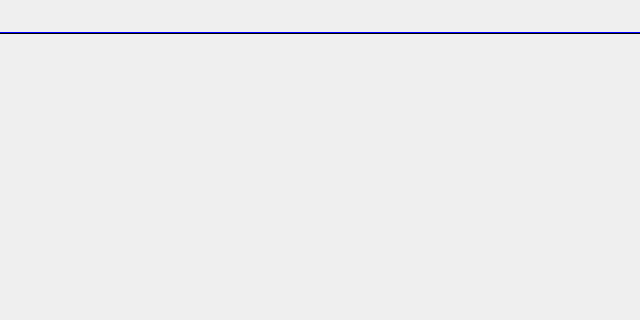
The window that mainframe.ui (GaussCheng/2-5AxisPunch) describes before a commit, drawn with Qt 5; both pictures show x 0 to 640 and y 0 to 320 of the 640 by 480 pixel window.
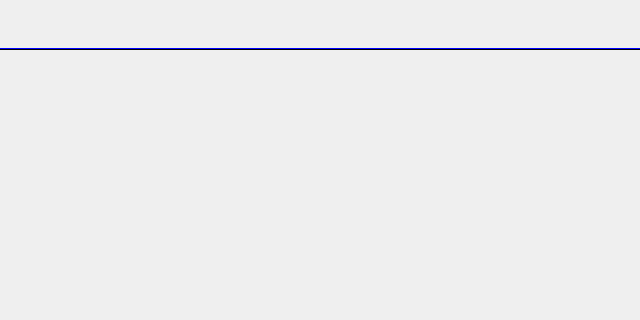
The same window after the commit. Custom widgets are drawn as their Qt base class.

```diff
--- a/mainframe.ui
+++ b/mainframe.ui
@@ -42,7 +42,7 @@
        <property name="minimumSize">
         <size>
          <width>0</width>
-         <height>32</height>
+         <height>48</height>
         </size>
        </property>
       </widget>
@@ -97,7 +97,7 @@
      <property name="maximumSize">
       <size>
        <width>640</width>
-       <height>480</height>
+       <height>400</height>
       </size>
      </property>
      <property name="frameShape">
```
Left out of the diff: 3 changed lines with no effect on the pictures.
